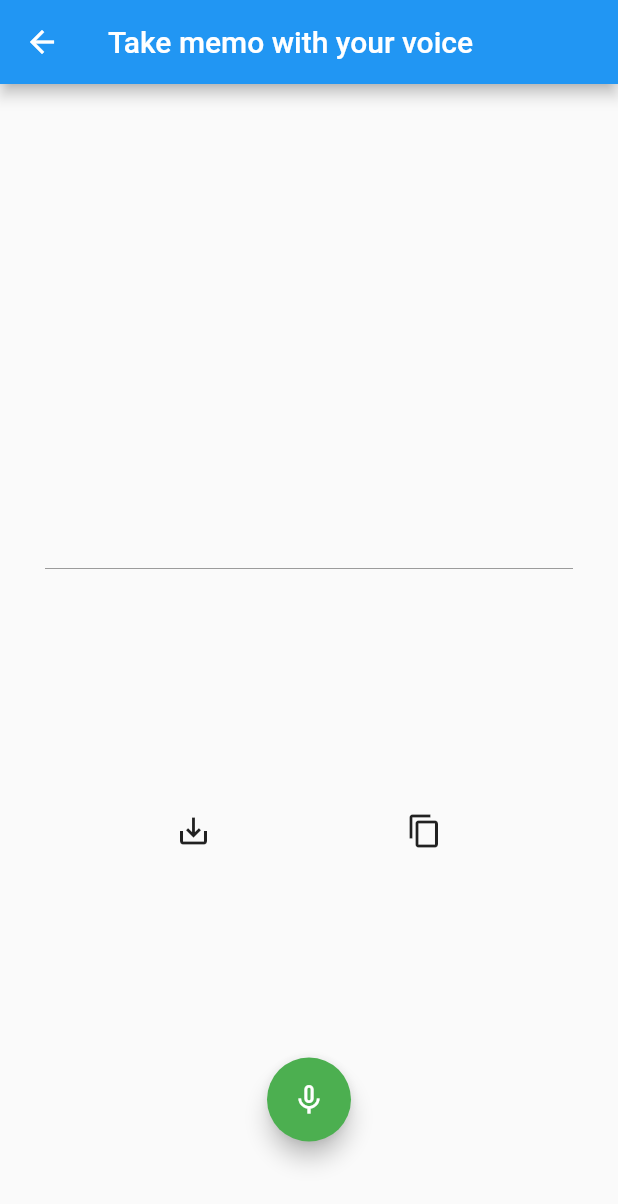
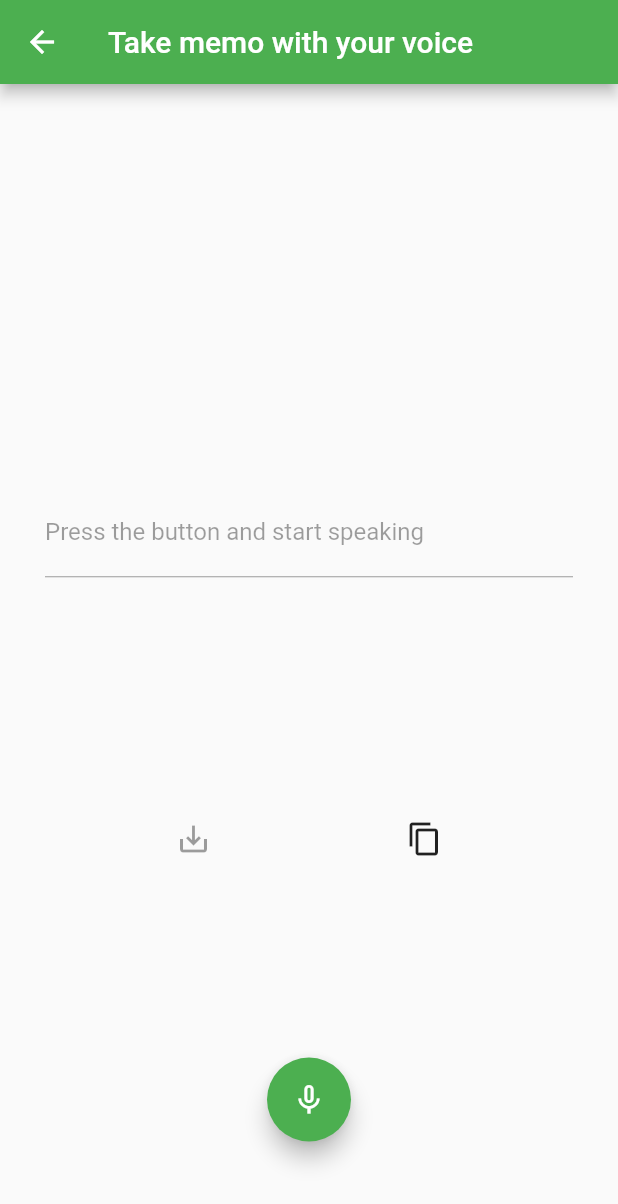
Before and after one commit to Keiji-morita/i-Listner-forfebularyHackathon, a Flutter app: the voiceTexter screen opened directly, on a phone screen of 412 x 824 dp. Shown: the top 1204 px of the screen. Run offline on Flutter 3.47's test engine with Material 2 defaults, Android fonts, the phone set to English and light mode, and no system bars; drawn by our look-alikes of avatar_glow; our stand-ins replace permission_handler, speech_to_text; missing offline and left inert: clipboard.

Commit message:
completed 2020

```diff
--- a/lib/voiceTexter.dart
+++ b/lib/voiceTexter.dart
@@ -2,6 +2,7 @@ import 'package:avatar_glow/avatar_glow.dart';
 import 'package:flutter/material.dart';
 import 'package:speech_to_text/speech_to_text.dart' as stt;
 import 'package:clipboard/clipboard.dart';
+
 
 
 
@@ -13,10 +14,10 @@ class voiceTexter extends StatefulWidget {
 class _voiceTexterState extends State<voiceTexter> {
   late stt.SpeechToText _speech;
   bool _isListening = false;
-  String _text = 'Press the button and start speaking';
   String _localeId = '';
-  TextEditingController controller = TextEditingController();
-  bool isKeepButtonActive = true;
+  bool isKeepButtonActive = false;
+  late TextEditingController controller = TextEditingController();
+
 
   @override
   void initState() {
@@ -43,6 +44,7 @@ class _voiceTexterState extends State<voiceTexter> {
     return Scaffold(
       appBar: AppBar(
         title: Text('Take memo with your voice'),
+          backgroundColor: Colors.green
       ),
       floatingActionButtonLocation: FloatingActionButtonLocation.centerFloat,
       floatingActionButton: AvatarGlow(
@@ -63,8 +65,15 @@ class _voiceTexterState extends State<voiceTexter> {
           children: <Widget>[
             Container(
                 padding: const EdgeInsets.fromLTRB(30.0, 30.0, 30.0, 150.0),
-          child: TextField( enabled: false,controller: controller)
+                child: TextField(enabled: false,
+                                decoration: const InputDecoration(
+                                 label: Text('Press the button and start speaking'),
                                ),
+                            controller: controller
+                           )
+                          ),
+
+
 
             Row(
               mainAxisAlignment: MainAxisAlignment.spaceEvenly,
@@ -74,10 +83,16 @@ class _voiceTexterState extends State<voiceTexter> {
                   width: 50,
                   child: IconButton(
                       icon: const Icon(Icons.save_alt),
-                onPressed: () {
+                      onPressed: isKeepButtonActive
+                          ? () {
+                        setState(() => isKeepButtonActive = false);
                         Navigator.of(context).pop(controller.text);
-                  print(controller.text);
-                  },
+                      }
+                          : null
+                    // onPressed: () {
+                    //   Navigator.of(context).pop(controller.text);
+                    //   print(controller.text);
+                    //   },
                   ),
                 ),
 
@@ -117,7 +132,6 @@ class _voiceTexterState extends State<voiceTexter> {
         setState(() => _isListening = true);
         _speech.listen(
             onResult: (val) => setState(() {
-              _text = val.recognizedWords;
               controller.text = val.recognizedWords;
             }),
             localeId: _localeId);
@@ -130,13 +144,7 @@ class _voiceTexterState extends State<voiceTexter> {
 }
 
 
-//入力値が何もない時保存ボタンを無効にする
+
 //アプリをもう一度立ち上げた時でもメモのデータが消えないようにする
 //disableを使ってメモの削除とコピーを選択できるようにする
 //アプリのアイコンをデザインする
-
-
-//     {
-// Navigator.of(context).pop(controller.text);
-// print(controller.text);
-// }
--- a/pubspec.yaml
+++ b/pubspec.yaml
@@ -39,6 +39,12 @@ dependencies:
   permission_handler:
   clipboard:
   avatar_glow:
+  flutter_launcher_icons:
+
+flutter_icons:
+  android: true
+  ios: true
+  image_path: "assets/icon/icon.png"
 
 
 dev_dependencies:
```
Also changed, not shown: lib/memoArea.dart (+5 -3 lines), assets/icon/icon.png (added), pubspec.lock, 20 other files. Lines whose indentation alone changed are shown as unchanged.
